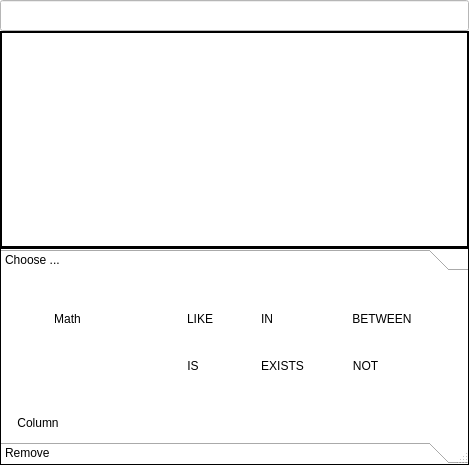
The window that QueryItemListDialog.ui (fritzone/ddm) describes before a commit, drawn with Qt 5.
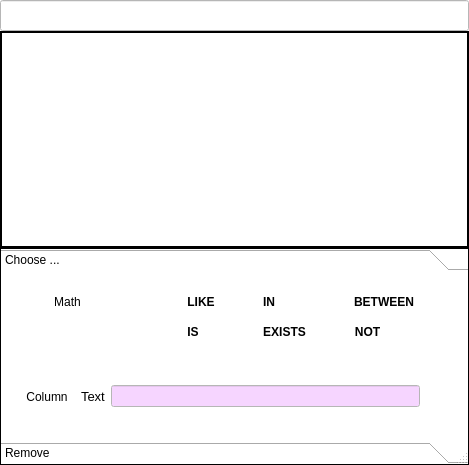
The same window after the commit. Icons and pictures are not drawn.

What changed in the file:
```diff
--- a/QueryItemListDialog.ui
+++ b/QueryItemListDialog.ui
@@ -496,8 +496,8 @@
        <rect>
         <x>0</x>
         <y>0</y>
-        <width>467</width>
-        <height>161</height>
+        <width>452</width>
+        <height>162</height>
        </rect>
       </property>
       <attribute name="label">
@@ -556,6 +556,12 @@
           </item>
           <item row="4" column="5">
            <widget class="QToolButton" name="btnIs">
+            <property name="font">
+             <font>
+              <weight>75</weight>
+              <bold>true</bold>
+             </font>
+            </property>
             <property name="focusPolicy">
              <enum>Qt::ClickFocus</enum>
             </property>
@@ -587,6 +593,12 @@
           </item>
           <item row="1" column="6">
            <widget class="QToolButton" name="btnIn">
+            <property name="font">
+             <font>
+              <weight>75</weight>
+              <bold>true</bold>
+             </font>
+            </property>
             <property name="focusPolicy">
              <enum>Qt::ClickFocus</enum>
             </property>
@@ -618,6 +630,12 @@
           </item>
           <item row="4" column="6">
            <widget class="QToolButton" name="btnExists">
+            <property name="font">
+             <font>
+              <weight>75</weight>
+              <bold>true</bold>
+             </font>
+            </property>
             <property name="focusPolicy">
              <enum>Qt::ClickFocus</enum>
             </property>
@@ -649,6 +667,12 @@
           </item>
           <item row="1" column="5">
            <widget class="QToolButton" name="btnLike">
+            <property name="font">
+             <font>
+              <weight>75</weight>
+              <bold>true</bold>
+             </font>
+            </property>
             <property name="focusPolicy">
              <enum>Qt::ClickFocus</enum>
             </property>
@@ -680,6 +704,12 @@
           </item>
           <item row="1" column="7">
            <widget class="QToolButton" name="btnBetween">
+            <property name="font">
+             <font>
+              <weight>75</weight>
+              <bold>true</bold>
+             </font>
+            </property>
             <property name="focusPolicy">
              <enum>Qt::ClickFocus</enum>
             </property>
@@ -711,6 +741,12 @@
           </item>
           <item row="4" column="7">
            <widget class="QToolButton" name="btnNot">
+            <property name="font">
+             <font>
+              <weight>75</weight>
+              <bold>true</bold>
+             </font>
+            </property>
             <property name="focusPolicy">
              <enum>Qt::ClickFocus</enum>
             </property>
@@ -849,6 +885,15 @@
         </widget>
        </item>
        <item>
+        <widget class="QFrame" name="frame_2">
+         <property name="frameShape">
+          <enum>QFrame::NoFrame</enum>
+         </property>
+         <property name="frameShadow">
+          <enum>QFrame::Raised</enum>
+         </property>
+         <layout class="QHBoxLayout" name="horizontalLayout">
+          <item>
         <widget class="QToolButton" name="btnColumn">
          <property name="focusPolicy">
           <enum>Qt::ClickFocus</enum>
@@ -889,6 +934,67 @@
          </property>
         </widget>
        </item>
+          <item>
+           <widget class="QLabel" name="label">
+            <property name="text">
+             <string>&lt;!DOCTYPE HTML PUBLIC &quot;-//W3C//DTD HTML 4.0//EN&quot; &quot;http://www.w3.org/TR/REC-html40/strict.dtd&quot;&gt;
+&lt;html&gt;&lt;head&gt;&lt;meta name=&quot;qrichtext&quot; content=&quot;1&quot; /&gt;&lt;style type=&quot;text/css&quot;&gt;
+p, li { white-space: pre-wrap; }
+&lt;/style&gt;&lt;/head&gt;&lt;body style=&quot; font-family:'Sans'; font-size:10pt; font-weight:400; font-style:normal;&quot;&gt;
+&lt;table border=&quot;0&quot; style=&quot;-qt-table-type: root; margin-top:4px; margin-bottom:4px; margin-left:4px; margin-right:4px;&quot;&gt;
+&lt;tr&gt;
+&lt;td style=&quot;border: none;&quot;&gt;
+&lt;p style=&quot; margin-top:0px; margin-bottom:0px; margin-left:0px; margin-right:0px; -qt-block-indent:0; text-indent:0px;&quot;&gt;&lt;img src=&quot;:/images/actions/images/small/type_here.png&quot; /&gt;Text&lt;/p&gt;&lt;/td&gt;&lt;/tr&gt;&lt;/table&gt;&lt;/body&gt;&lt;/html&gt;</string>
+            </property>
+            <property name="textFormat">
+             <enum>Qt::RichText</enum>
+            </property>
+            <property name="scaledContents">
+             <bool>false</bool>
+            </property>
+           </widget>
+          </item>
+          <item>
+           <widget class="QLineEdit" name="lineEdit"/>
+          </item>
+          <item>
+           <widget class="QToolButton" name="btnOk">
+            <property name="focusPolicy">
+             <enum>Qt::ClickFocus</enum>
+            </property>
+            <property name="contextMenuPolicy">
+             <enum>Qt::CustomContextMenu</enum>
+            </property>
+            <property name="toolTip">
+             <string>Functions provided by the database</string>
+            </property>
+            <property name="autoFillBackground">
+             <bool>true</bool>
+            </property>
+            <property name="text">
+             <string/>
+            </property>
+            <property name="icon">
+             <iconset resource="dbm.qrc">
+              <normaloff>:/images/actions/images/actions/check.png</normaloff>:/images/actions/images/actions/check.png</iconset>
+            </property>
+            <property name="popupMode">
+             <enum>QToolButton::InstantPopup</enum>
+            </property>
+            <property name="toolButtonStyle">
+             <enum>Qt::ToolButtonIconOnly</enum>
+            </property>
+            <property name="autoRaise">
+             <bool>true</bool>
+            </property>
+            <property name="arrowType">
+             <enum>Qt::NoArrow</enum>
+            </property>
+           </widget>
+          </item>
+         </layout>
+        </widget>
+       </item>
       </layout>
      </widget>
      <widget class="QWidget" name="page">
```
Left out of the diff: 4 changed lines with no effect on the pictures. Lines whose indentation alone changed are shown as unchanged.
